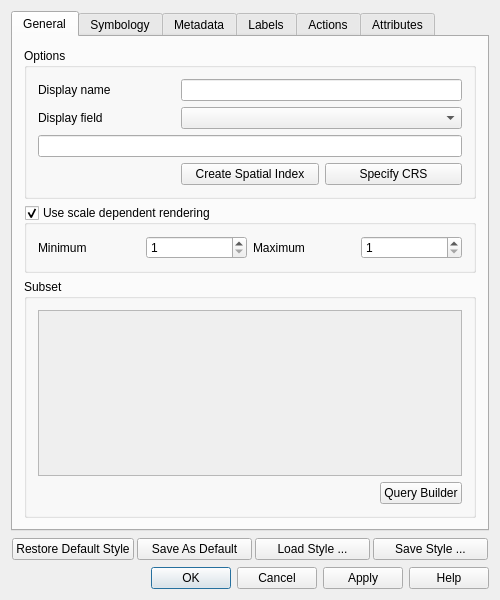
Old version of the form src/ui/qgsvectorlayerpropertiesbase.ui in the repository qgis/QGIS.
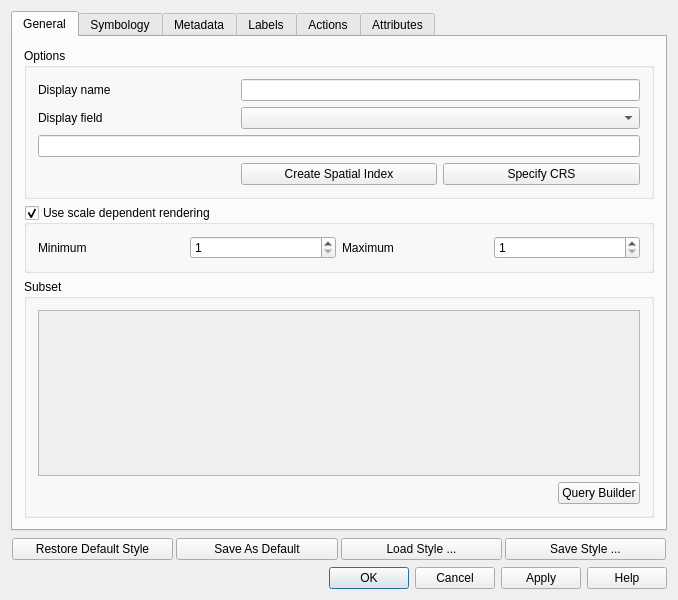
New version of the form. Icons and pictures are not drawn.

What changed in the file:
```diff
--- a/src/ui/qgsvectorlayerpropertiesbase.ui
+++ b/src/ui/qgsvectorlayerpropertiesbase.ui
@@ -1,11 +1,11 @@
 <ui version="4.0" >
  <class>QgsVectorLayerPropertiesBase</class>
- <widget class="QDialog" name="QgsVectorLayerPropertiesBase" >
-  <property name="geometry" >
+ <widget class="QDialog" name="QgsVectorLayerPropertiesBase">
+  <property name="geometry">
    <rect>
     <x>0</x>
     <y>0</y>
-    <width>500</width>
+    <width>678</width>
     <height>600</height>
    </rect>
   </property>
@@ -597,7 +597,7 @@
    </item>
   </layout>
  </widget>
- <layoutdefault spacing="6" margin="11" />
+ <layoutdefault spacing="6" margin="11"/>
  <tabstops>
   <tabstop>legendtypecombobox</tabstop>
   <tabstop>sliderTransparency</tabstop>
```
Left out of the diff: 427 changed lines with no effect on the pictures.
